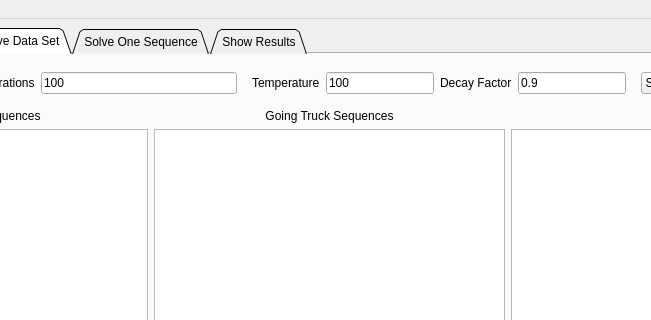
Qt form windows/main_window.ui (mparlaktuna/capraz_sevkiyat1) before a commit; both pictures show x 224 to 875 and y 0 to 320 of the 1107 by 896 pixel window.
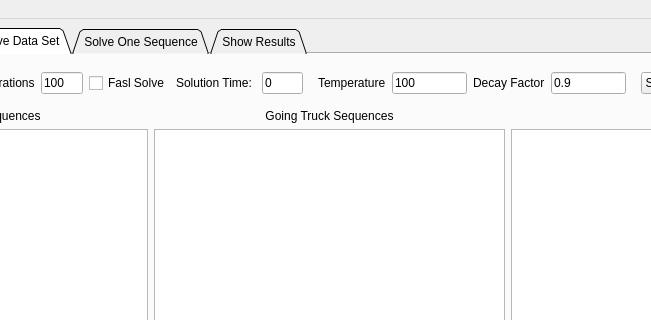
The same form after that commit. The open tabs and pages were chosen to show the change. Custom widgets are drawn as their Qt base class.

Commit message: added timer, fast solve not working

Diff of the .ui file:
```diff
--- a/windows/main_window.ui
+++ b/windows/main_window.ui
@@ -402,6 +402,27 @@
             </property>
            </widget>
           </item>
+          <item>
+           <widget class="QCheckBox" name="fast_solve_check_box">
+            <property name="text">
+             <string>Fasl Solve</string>
+            </property>
+           </widget>
+          </item>
+          <item>
+           <widget class="QLabel" name="label_19">
+            <property name="text">
+             <string>Solution Time: </string>
+            </property>
+           </widget>
+          </item>
+          <item>
+           <widget class="QLineEdit" name="solution_time_label">
+            <property name="text">
+             <string>0</string>
+            </property>
+           </widget>
+          </item>
           <item>
            <widget class="QStackedWidget" name="stackedWidget">
             <property name="currentIndex">
```
Left out of the diff: 2 changed lines with no effect on the pictures. The commit also changes 5 other files.
